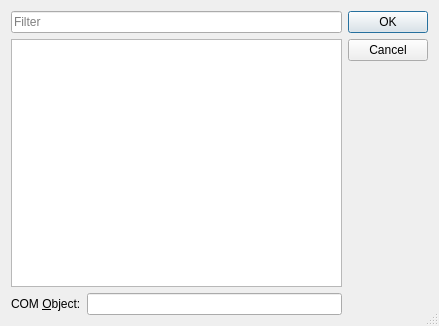
Above: qtactiveqt/src/activeqt/container/qaxselect.ui from 2gis/2gisqt5android before the change. Below: the same form after it.
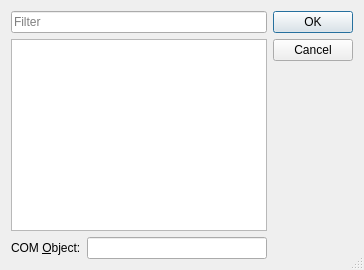
That is the form after the change.

```diff
--- a/qtactiveqt/src/activeqt/container/qaxselect.ui
+++ b/qtactiveqt/src/activeqt/container/qaxselect.ui
@@ -41,14 +41,6 @@
 *********************************************************************</comment>
  <class>QAxSelect</class>
  <widget class="QDialog" name="QAxSelect">
-  <property name="geometry">
-   <rect>
-    <x>0</x>
-    <y>0</y>
-    <width>439</width>
-    <height>326</height>
-   </rect>
-  </property>
   <property name="windowTitle">
    <string>Select ActiveX Control</string>
   </property>
```
